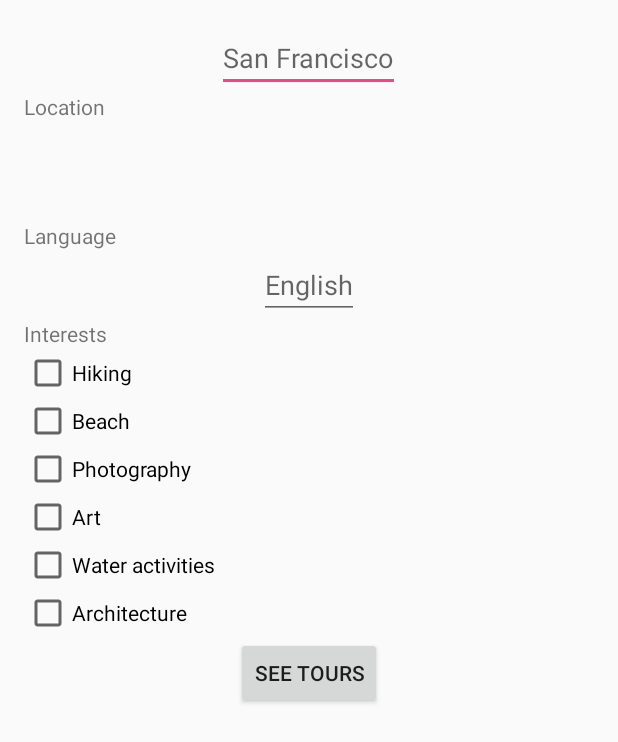
After one commit to shrimalmadhur/Voyager, an Android app: the UserInterestsActivity screen opened directly, with no data from a screen before it, on a phone screen of 412 x 824 dp. The commit adds this screen. Shown: the top 742 px of the screen. Run offline under Robolectric (Android 15) with nearby library versions, the phone set to English and light mode, and no system bars.

Commit message:
more changes

```diff
--- a/app/src/main/AndroidManifest.xml
+++ b/app/src/main/AndroidManifest.xml
@@ -25,6 +25,7 @@
         <activity android:name=".SecondDestination"></activity>
         <activity android:name=".MapActivity"></activity>
         <activity android:name=".PublishTour"></activity>
+        <activity android:name=".UserInterestsActivity"></activity>
     </application>
 
 
--- a/app/src/main/java/com/angelhack/voyager/UserActivity.java
+++ b/app/src/main/java/com/angelhack/voyager/UserActivity.java
@@ -22,7 +22,7 @@ public class UserActivity extends AppCompatActivity {
 
     // select a tour Activity goes here
     public void selectTour(View view){
-        Intent intent = new Intent(this, MapActivity.class);
+        Intent intent = new Intent(this, UserInterestsActivity.class);
         startActivity(intent);
     }
 }
--- /dev/null
+++ b/app/src/main/java/com/angelhack/voyager/UserInterestsActivity.java
@@ -0,0 +1,31 @@
+package com.angelhack.voyager;
+
+import android.content.Intent;
+import android.support.v7.app.AppCompatActivity;
+import android.os.Bundle;
+import android.view.View;
+import android.widget.CheckBox;
+
+public class UserInterestsActivity extends AppCompatActivity {
+
+    @Override
+    protected void onCreate(Bundle savedInstanceState) {
+        super.onCreate(savedInstanceState);
+        setContentView(R.layout.activity_user_interests);
+    }
+
+    public void openMap(View view) {
+        Intent intent = new Intent(this, MapActivity.class);
+        startActivity(intent);
+    }
+
+//    public void onCheckboxClicked(View view) {
+//        boolean checked = ((CheckBox) view).isChecked();
+//        if(checked) {
+//            ((CheckBox) view).setChecked(false);
+//        } else {
+//            ((CheckBox) view).setChecked(true);
+//            ((CheckBox) view).setVisibility(View.VISIBLE);
+//        }
+//    }
+}
--- /dev/null
+++ b/app/src/main/res/layout/activity_user_interests.xml
@@ -0,0 +1,92 @@
+<?xml version="1.0" encoding="utf-8"?>
+<LinearLayout xmlns:android="http://schemas.android.com/apk/res/android"
+    xmlns:tools="http://schemas.android.com/tools"
+    android:layout_width="match_parent"
+    android:layout_height="match_parent"
+    android:paddingBottom="@dimen/activity_vertical_margin"
+    android:paddingLeft="@dimen/activity_horizontal_margin"
+    android:paddingRight="@dimen/activity_horizontal_margin"
+    android:paddingTop="@dimen/activity_vertical_margin"
+    tools:context="com.angelhack.voyager.UserInterestsActivity"
+    android:orientation="vertical"
+    android:weightSum="1">
+
+    <EditText
+        android:layout_width="wrap_content"
+        android:layout_height="wrap_content"
+        android:id="@+id/location"
+        android:hint="San Francisco"
+        android:layout_gravity="center_horizontal" />
+
+    <TextView
+        android:layout_width="wrap_content"
+        android:layout_height="57dp"
+        android:text="Location"
+        android:id="@+id/textView"
+        android:layout_weight="0.08" />
+
+    <TextView
+        android:layout_width="wrap_content"
+        android:layout_height="20dp"
+        android:text="Language"
+        android:id="@+id/textView2" />
+
+    <EditText
+        android:layout_width="wrap_content"
+        android:layout_height="wrap_content"
+        android:id="@+id/land"
+        android:hint="English"
+        android:layout_gravity="center_horizontal" />
+
+    <TextView
+        android:layout_width="wrap_content"
+        android:layout_height="20dp"
+        android:text="Interests"
+        android:id="@+id/textView3" />
+
+    <CheckBox android:id="@+id/checkbox_meat"
+        android:layout_width="wrap_content"
+        android:layout_height="wrap_content"
+        android:text="Hiking"
+        android:onClick="onCheckboxClicked"/>
+
+    <CheckBox android:id="@+id/checkbox_cheese"
+        android:layout_width="wrap_content"
+        android:layout_height="wrap_content"
+        android:text="Beach"
+        android:onClick="onCheckboxClicked"/>
+
+    <CheckBox android:id="@+id/checkbox_photo"
+        android:layout_width="wrap_content"
+        android:layout_height="wrap_content"
+        android:text="Photography"
+        android:onClick="onCheckboxClicked"/>
+
+    <CheckBox android:id="@+id/checkbox_art"
+        android:layout_width="wrap_content"
+        android:layout_height="wrap_content"
+        android:text="Art"
+        android:onClick="onCheckboxClicked"/>
+
+    <CheckBox android:id="@+id/checkbox_sports"
+        android:layout_width="wrap_content"
+        android:layout_height="wrap_content"
+        android:text="Water activities"
+        android:onClick="onCheckboxClicked"/>
+
+    <CheckBox android:id="@+id/checkbox_history"
+        android:layout_width="wrap_content"
+        android:layout_height="wrap_content"
+        android:text="Architecture"
+        android:onClick="onCheckboxClicked"/>
+
+    <Button
+        android:layout_width="wrap_content"
+        android:layout_height="wrap_content"
+        android:text="See Tours"
+        android:layout_gravity="center_horizontal"
+        android:id="@+id/seeTours"
+        android:onClick="openMap"/>
+
+
+</LinearLayout>
```
